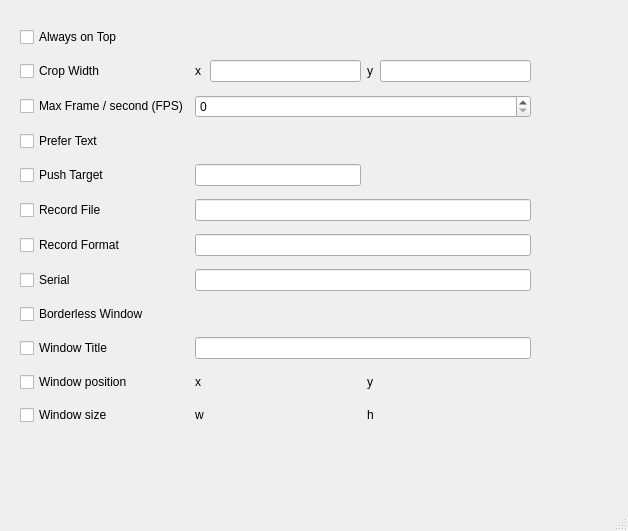
First picture: the form in guiscrcpy/ui/settings.ui, repository srevinsaju/guiscrcpy, before the edit.
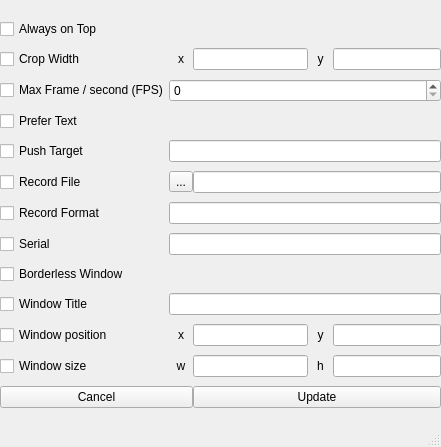
Second picture: the form after the edit.

Commit message: Updates settings panel

```diff
--- a/guiscrcpy/ui/settings.ui
+++ b/guiscrcpy/ui/settings.ui
@@ -6,174 +6,234 @@
    <rect>
     <x>0</x>
     <y>0</y>
-    <width>628</width>
-    <height>531</height>
+    <width>441</width>
+    <height>447</height>
    </rect>
   </property>
   <property name="windowTitle">
    <string>Settings</string>
   </property>
   <widget class="QWidget" name="centralwidget">
-   <widget class="QWidget" name="">
+   <widget class="QWidget" name="layoutWidget">
     <property name="geometry">
      <rect>
-      <x>20</x>
-      <y>20</y>
-      <width>511</width>
-      <height>416</height>
+      <x>0</x>
+      <y>10</y>
+      <width>441</width>
+      <height>408</height>
      </rect>
     </property>
     <layout class="QGridLayout" name="gridLayout">
+     <property name="spacing">
+      <number>0</number>
+     </property>
+     <item row="11" column="4" colspan="2">
+      <widget class="QLineEdit" name="b1c2"/>
+     </item>
+     <item row="12" column="3">
+      <widget class="QLabel" name="label_6">
+       <property name="text">
+        <string>h</string>
+       </property>
+       <property name="alignment">
+        <set>Qt::AlignCenter</set>
+       </property>
+      </widget>
+     </item>
+     <item row="12" column="1">
+      <widget class="QLabel" name="label_5">
+       <property name="text">
+        <string>w</string>
+       </property>
+       <property name="alignment">
+        <set>Qt::AlignCenter</set>
+       </property>
+      </widget>
+     </item>
+     <item row="0" column="0">
+      <widget class="QCheckBox" name="a1">
+       <property name="text">
+        <string>Always on Top</string>
+       </property>
+      </widget>
+     </item>
+     <item row="11" column="3">
+      <widget class="QLabel" name="label_4">
+       <property name="minimumSize">
+        <size>
+         <width>25</width>
+         <height>0</height>
+        </size>
+       </property>
+       <property name="text">
+        <string>y</string>
+       </property>
+       <property name="alignment">
+        <set>Qt::AlignCenter</set>
+       </property>
+      </widget>
+     </item>
      <item row="4" column="0">
-      <widget class="QCheckBox" name="checkBox_3">
-       <property name="text">
-        <string>Max Frame / second (FPS)</string>
-       </property>
-      </widget>
-     </item>
-     <item row="11" column="0">
-      <widget class="QCheckBox" name="checkBox_10">
-       <property name="text">
-        <string>Window Title</string>
-       </property>
-      </widget>
-     </item>
-     <item row="5" column="0">
-      <widget class="QCheckBox" name="checkBox_4">
+      <widget class="QCheckBox" name="a4">
        <property name="text">
         <string>Prefer Text</string>
        </property>
       </widget>
      </item>
-     <item row="2" column="1">
-      <widget class="QLabel" name="label">
+     <item row="6" column="1">
+      <widget class="QToolButton" name="a6d1">
        <property name="text">
-        <string>x</string>
+        <string>...</string>
        </property>
       </widget>
      </item>
      <item row="7" column="0">
-      <widget class="QCheckBox" name="checkBox_6">
-       <property name="text">
-        <string>Record File</string>
-       </property>
-      </widget>
-     </item>
-     <item row="8" column="0">
-      <widget class="QCheckBox" name="checkBox_7">
+      <widget class="QCheckBox" name="a7">
        <property name="text">
         <string>Record Format</string>
        </property>
       </widget>
      </item>
-     <item row="0" column="0">
-      <widget class="QCheckBox" name="checkBox">
+     <item row="12" column="2">
+      <widget class="QLineEdit" name="b2c1"/>
+     </item>
+     <item row="3" column="0">
+      <widget class="QCheckBox" name="a3">
        <property name="text">
-        <string>Always on Top</string>
+        <string>Max Frame / second (FPS)</string>
+       </property>
+      </widget>
+     </item>
+     <item row="8" column="1" colspan="5">
+      <widget class="QLineEdit" name="a8c1"/>
+     </item>
+     <item row="1" column="1">
+      <widget class="QLabel" name="label">
+       <property name="text">
+        <string>x</string>
+       </property>
+       <property name="alignment">
+        <set>Qt::AlignCenter</set>
        </property>
       </widget>
      </item>
      <item row="9" column="0">
-      <widget class="QCheckBox" name="checkBox_8">
+      <widget class="QCheckBox" name="a9">
+       <property name="text">
+        <string>Borderless Window</string>
+       </property>
+      </widget>
+     </item>
+     <item row="11" column="1">
+      <widget class="QLabel" name="label_3">
+       <property name="text">
+        <string>x</string>
+       </property>
+       <property name="alignment">
+        <set>Qt::AlignCenter</set>
+       </property>
+      </widget>
+     </item>
+     <item row="6" column="0">
+      <widget class="QCheckBox" name="a6">
+       <property name="text">
+        <string>Record File</string>
+       </property>
+      </widget>
+     </item>
+     <item row="5" column="1" colspan="5">
+      <widget class="QLineEdit" name="a5c1"/>
+     </item>
+     <item row="8" column="0">
+      <widget class="QCheckBox" name="a8">
        <property name="text">
         <string>Serial</string>
        </property>
       </widget>
      </item>
-     <item row="12" column="0">
-      <widget class="QCheckBox" name="checkBox_11">
+     <item row="11" column="2">
+      <widget class="QLineEdit" name="b1c1"/>
+     </item>
+     <item row="1" column="3">
+      <widget class="QLabel" name="label_2">
+       <property name="text">
+        <string>y</string>
+       </property>
+       <property name="alignment">
+        <set>Qt::AlignCenter</set>
+       </property>
+      </widget>
+     </item>
+     <item row="11" column="0">
+      <widget class="QCheckBox" name="b1">
        <property name="text">
         <string>Window position</string>
        </property>
       </widget>
      </item>
-     <item row="10" column="0">
-      <widget class="QCheckBox" name="checkBox_9">
-       <property name="text">
-        <string>Borderless Window</string>
-       </property>
-      </widget>
+     <item row="1" column="2">
+      <widget class="QLineEdit" name="a2c1"/>
      </item>
-     <item row="2" column="0">
-      <widget class="QCheckBox" name="checkBox_2">
-       <property name="text">
-        <string>Crop Width</string>
-       </property>
-      </widget>
+     <item row="12" column="4" colspan="2">
+      <widget class="QLineEdit" name="b2c2"/>
      </item>
-     <item row="13" column="0">
-      <widget class="QCheckBox" name="checkBox_12">
+     <item row="12" column="0">
+      <widget class="QCheckBox" name="b2">
        <property name="text">
         <string>Window size</string>
        </property>
       </widget>
      </item>
-     <item row="6" column="0">
-      <widget class="QCheckBox" name="checkBox_5">
+     <item row="1" column="0">
+      <widget class="QCheckBox" name="a2">
+       <property name="text">
+        <string>Crop Width</string>
+       </property>
+      </widget>
+     </item>
+     <item row="10" column="0">
+      <widget class="QCheckBox" name="b0">
+       <property name="text">
+        <string>Window Title</string>
+       </property>
+      </widget>
+     </item>
+     <item row="7" column="1" colspan="5">
+      <widget class="QLineEdit" name="a7c1"/>
+     </item>
+     <item row="10" column="1" colspan="5">
+      <widget class="QLineEdit" name="b0c1"/>
+     </item>
+     <item row="5" column="0">
+      <widget class="QCheckBox" name="a5">
        <property name="text">
         <string>Push Target</string>
        </property>
       </widget>
      </item>
-     <item row="2" column="2">
-      <widget class="QLineEdit" name="lineEdit_2"/>
+     <item row="6" column="2" colspan="4">
+      <widget class="QLineEdit" name="a6c1"/>
      </item>
-     <item row="11" column="1" colspan="4">
-      <widget class="QLineEdit" name="lineEdit"/>
+     <item row="1" column="4" colspan="2">
+      <widget class="QLineEdit" name="a2c2"/>
      </item>
-     <item row="2" column="3">
-      <widget class="QLabel" name="label_2">
-       <property name="text">
-        <string>y</string>
-       </property>
-      </widget>
+     <item row="3" column="1" colspan="5">
+      <widget class="QSpinBox" name="a3e1"/>
      </item>
-     <item row="2" column="4">
-      <widget class="QLineEdit" name="lineEdit_3"/>
-     </item>
-     <item row="4" column="1" colspan="4">
-      <widget class="QSpinBox" name="spinBox"/>
-     </item>
-     <item row="12" column="1">
-      <widget class="QLabel" name="label_3">
+     <item row="13" column="2" colspan="4">
+      <widget class="QPushButton" name="update">
        <property name="text">
-        <string>x</string>
+        <string>Update</string>
        </property>
       </widget>
      </item>
-     <item row="12" column="3">
-      <widget class="QLabel" name="label_4">
+     <item row="13" column="0" colspan="2">
+      <widget class="QPushButton" name="cancel">
        <property name="text">
-        <string>y</string>
+        <string>Cancel</string>
        </property>
       </widget>
      </item>
-     <item row="13" column="1">
-      <widget class="QLabel" name="label_5">
-       <property name="text">
-        <string>w</string>
-       </property>
-      </widget>
-     </item>
-     <item row="13" column="3">
-      <widget class="QLabel" name="label_6">
-       <property name="text">
-        <string>h</string>
-       </property>
-      </widget>
-     </item>
-     <item row="9" column="1" colspan="4">
-      <widget class="QLineEdit" name="lineEdit_4"/>
-     </item>
-     <item row="7" column="1" colspan="4">
-      <widget class="QLineEdit" name="lineEdit_5"/>
-     </item>
-     <item row="8" column="1" colspan="4">
-      <widget class="QLineEdit" name="lineEdit_6"/>
-     </item>
-     <item row="6" column="1" colspan="2">
-      <widget class="QLineEdit" name="lineEdit_7"/>
-     </item>
     </layout>
    </widget>
   </widget>
```
The commit also changes 1 other file.
